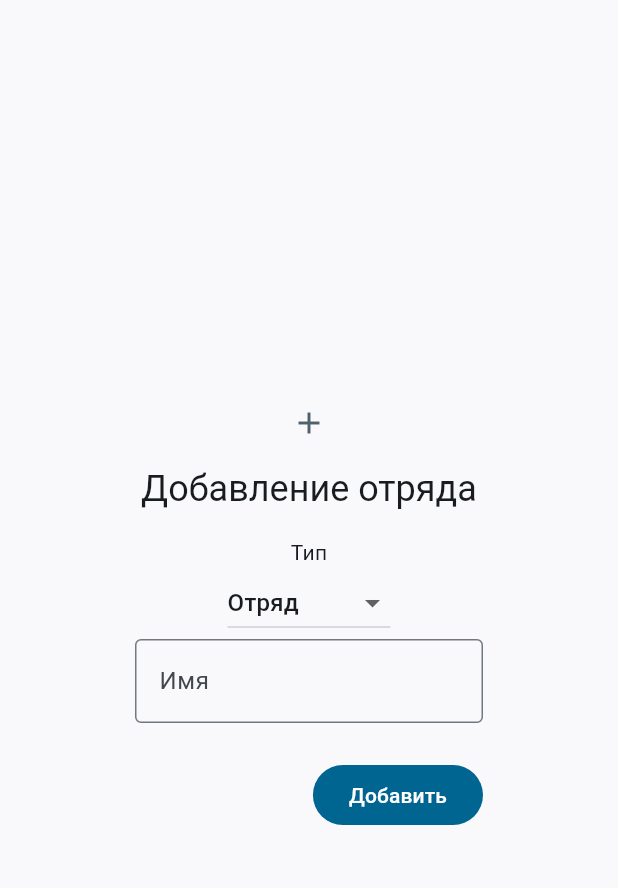
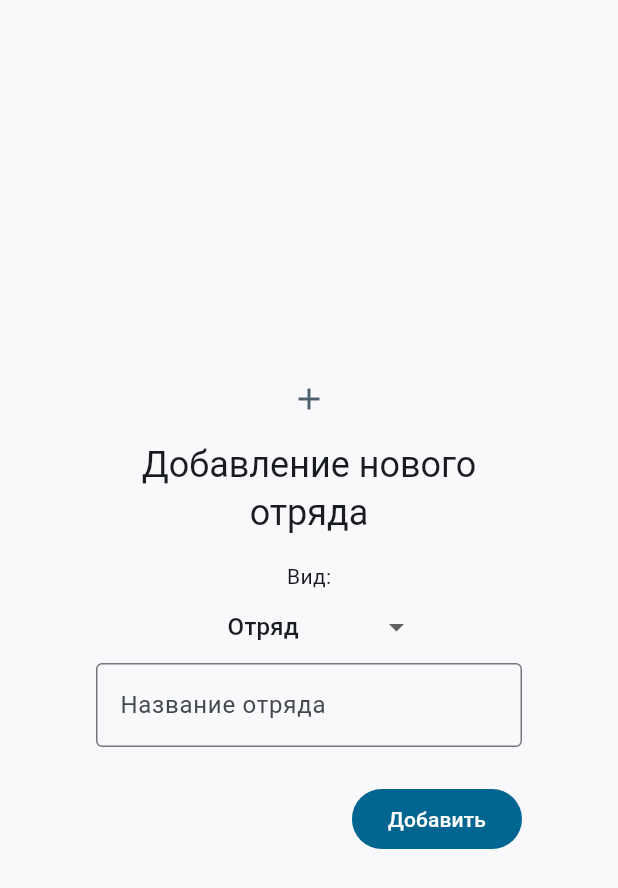
Before and after one commit to pank-su/lab_gui_flutter, a Flutter app: the AddTopologyDialog widget shown alone on an empty page, opened directly, on a phone screen of 412 x 824 dp. Shown: the top 888 px of the screen. Run offline on Flutter 3.47's test engine with Material 2 defaults, Android fonts, the phone set to English and light mode, and no system bars; our stand-ins replace flutter_map, latlong2, responsive_grid, shared_preferences, syncfusion_flutter_datagrid; missing offline and left inert: context_menus, dart:html, flutter_fancy_tree_view, osm_nominatim, side_sheet_material3, syncfusion_flutter_core and 1 more; accounts and stored records are empty; network calls fail.

Commit message:
Исправления

```diff
--- a/lib/models/base_model.dart
+++ b/lib/models/base_model.dart
@@ -1,4 +1,10 @@
-enum BaseModelsTypes { order, family, genus, kind, father }
+enum BaseModelsTypes {
+  father,
+  order,
+  family,
+  genus,
+  kind,
+}
 
 /// Класс который работает с топологией
 /// [id] - идентификатор
@@ -11,12 +17,16 @@ class BaseModel {
   BaseModelsTypes type;
   BaseModel? parent;
 
-  BaseModel({required this.id, required this.name, required this.type, this.parent});
+  BaseModel(
+      {required this.id, required this.name, required this.type, this.parent});
 
   factory BaseModel.fromJson(Map<String, dynamic> json, BaseModelsTypes type,
       {BaseModel? parent}) {
     return BaseModel(
-        id: json['id'] as int, name: json['name'] as String?, type: type, parent: parent);
+        id: json['id'] as int,
+        name: json['name'] as String?,
+        type: type,
+        parent: parent);
   }
 
   Map<String, dynamic> toJson() {
@@ -27,11 +37,11 @@ class BaseModel {
   }
 
   /// Получение списка топологии
-  List<String> getFullTopology(){
+  List<String> getFullTopology() {
     var first = this;
     List<String> topology = List.empty(growable: true);
     topology.add(first.name ?? "");
-    while (first.parent != null){
+    while (first.parent != null) {
       first = first.parent!;
       topology.add(first.name ?? "");
     }
@@ -41,10 +51,14 @@ class BaseModel {
 
   @override
   String toString() {
-     return "$id $name";
+    return "$id $name";
   }
 
-
   @override
-  bool operator ==(dynamic other) => other != null && other is BaseModel && other.type == type && other.id == id && other.name == name;
+  bool operator ==(dynamic other) =>
+      other != null &&
+      other is BaseModel &&
+      other.type == type &&
+      other.id == id &&
+      other.name == name;
 }
--- a/lib/screens/add_topology_dialog.dart
+++ b/lib/screens/add_topology_dialog.dart
@@ -1,3 +1,4 @@
+import 'package:dropdown_button2/dropdown_button2.dart';
 import 'package:flutter/material.dart';
 import 'package:lab_gui_flutter/models/base_model.dart';
 import 'package:lab_gui_flutter/repository.dart';
@@ -15,10 +16,10 @@ const Map<String, BaseModelsTypes> topologyNameToBaseModel = {
 };
 
 const Map<BaseModelsTypes, String> baseModelToTopologyName = {
-  BaseModelsTypes.order: "Семейство",
-  BaseModelsTypes.family: "Род",
-  BaseModelsTypes.genus: 'Вид',
-  // BaseModelsTypes.kind: 'Вид'
+  BaseModelsTypes.order: "Отряд",
+  BaseModelsTypes.family: "Семейств",
+  BaseModelsTypes.genus: 'Род',
+  BaseModelsTypes.kind: 'Вид'
 };
 
 class AddTopologyDialog extends StatefulWidget {
@@ -29,182 +30,56 @@ class AddTopologyDialog extends StatefulWidget {
   State<AddTopologyDialog> createState() => _AddTopologyDialogState();
 }
 
-// TODO ПЕРЕДЕЛАТЬ ЛОГИКУ ВЫБОРА, ЛУЧШЕ ИСПОЛЬЗОВАТЬ ТО ЧТО В ЭКРАНЕ ТОПОЛОГИИ
+// ПЕРЕДЕЛАТЬ ЛОГИКУ ВЫБОРА, ЛУЧШЕ ИСПОЛЬЗОВАТЬ ТО ЧТО В ЭКРАНЕ ТОПОЛОГИИ
 class _AddTopologyDialogState extends State<AddTopologyDialog> {
-  String selectedTopology = topology.first;
-  TextEditingController nameController = TextEditingController();
-  var orders = <BaseModel>[];
-  BaseModel? order;
-  var families = <BaseModel>[];
-  BaseModel? family;
-  var genuses = <BaseModel>[];
-  BaseModel? genus;
-  // var kinds = <BaseModel>[];
-  // BaseModel? kind;
+  BaseModelsTypes type = BaseModelsTypes.order;
 
-  Future<void> getInfo() async {
-    selectedTopology =
-        baseModelToTopologyName[widget.selectedBaseModel?.type] ??
-            topology.first;
-
-    if (widget.selectedBaseModel?.type == BaseModelsTypes.order) {
-      order = widget.selectedBaseModel;
-    }
-    if (widget.selectedBaseModel?.type == BaseModelsTypes.family) {
-      family = widget.selectedBaseModel;
-      order = family?.parent;
-      return;
-    }
-    if (widget.selectedBaseModel?.type == BaseModelsTypes.genus) {
-      genus = widget.selectedBaseModel;
-      family = genus?.parent;
-      order = family?.parent;
-      return;
-    }
-    setState(() {
-      order = order;
-    });
-  }
-
-  Future<void> loadFathers() async {
-    orders = await getOrders();
-    if (order != null) {
-      families = await getFamiliesById(order!);
-      if (family != null) {
-        genuses = await getGenusesById(family!);
-        genus = genuses[0];
-      } else {
-        family = families[0];
-      }
-    } else {
-      order = orders[0];
-    }
-    setState(() {
-      orders = orders.toList();
-    });
-  }
+  final nameController = TextEditingController();
 
   @override
   void initState() {
-    getInfo();
-    loadFathers();
+    type =
+        BaseModelsTypes.values[(widget.selectedBaseModel?.type.index ?? 0) + 1];
     super.initState();
   }
 
   @override
   Widget build(BuildContext context) {
     var appState = Provider.of<MyAppState>(context, listen: false);
+    String title = baseModelToTopologyName[type]?.toLowerCase() ?? "";
     return AlertDialog(
-      title: Text("Добавление ${selectedTopology.toLowerCase()}а"),
+      title: Text("Добавление нового ${title}а"),
       icon: const Icon(Icons.add),
       content: Column(mainAxisSize: MainAxisSize.min, children: [
-        const Text("Тип"),
-        DropdownButton<String>(
-            value: selectedTopology,
-            items: topology
-                .map<DropdownMenuItem<String>>(
-                    (e) => DropdownMenuItem(value: e, child: Text(e)))
-                .toList(),
-            onChanged: (value) async {
-              loadFathers();
-              setState(() {
-                selectedTopology = value ?? " ";
-              });
-            }),
-        getFatherEditors(),
+        const Text("Вид:"),
+        DropdownButtonHideUnderline(
+            child: DropdownButton2<BaseModelsTypes>(
+          value: type,
+          onChanged: (BaseModelsTypes? value) {
+            setState(() {
+              type = value ?? BaseModelsTypes.order;
+            });
+          },
+          items: baseModelToTopologyName.keys
+              .map((e) => DropdownMenuItem<BaseModelsTypes>(
+                    value: e,
+                    child: Text(e == BaseModelsTypes.family
+                        ? "${baseModelToTopologyName[e]!}о"
+                        : baseModelToTopologyName[e]!),
+                  ))
+              .toList(),
+        )),
+        LayoutBuilder(builder: (context, contrants) {
+          return SizedBox();
+        }),
         TextField(
-          decoration: const InputDecoration(
-              border: OutlineInputBorder(), label: Text("Имя")),
+          decoration: InputDecoration(
+              border: const OutlineInputBorder(),
+              label: Text("Название ${title}а")),
           controller: nameController,
         ),
       ]),
-      actions: [
-        FilledButton(
-            onPressed: () {
-              var parentId = -1;
-              parentId = genus?.id ?? -1;
-              parentId = family?.id ?? -1;
-              parentId = order?.id ?? -1;
-              addBaseModel(topologyNameToBaseModel[selectedTopology]!, parentId,
-                  nameController.text, appState.token ?? "");
-            },
-            child: const Text("Добавить"))
-      ],
-    );
-  }
-
-  Widget getFatherEditors() {
-    if (selectedTopology == topology.first) {
-      return Container();
-    }
-    var children = [
-      Column(
-        children: [
-          const Text("Отряд"),
-          DropdownButton<BaseModel>(
-              value: order ?? orders[0],
-              items: orders
-                  .where((element) => element.name != null)
-                  .map<DropdownMenuItem<BaseModel>>(
-                      (e) => DropdownMenuItem(value: e, child: Text(e.name!)))
-                  .toList(),
-              onChanged: (value) {
-                if (value != null) {
-                  setState(() {
-                    order = value;
-                  });
-                  //loadFathers();
-                }
-              })
-        ],
-      )
-    ];
-    if (topology.indexOf(selectedTopology) >= 2) {
-      children.add(Column(
-        children: [
-          const Text("Семейство"),
-          DropdownButton<BaseModel>(
-              value: family!,
-              items: families
-                  .where((element) => element.name != null)
-                  .map<DropdownMenuItem<BaseModel>>(
-                      (e) => DropdownMenuItem(value: e, child: Text(e.name!)))
-                  .toList(),
-              onChanged: (value) {
-                if (value != null) {
-                  setState(() {
-                    family = value;
-                  });
-                  //loadFathers();
-                }
-              })
-        ],
-      ));
-    }
-    if (topology.indexOf(selectedTopology) == 3) {
-      children.add(Column(
-        children: [
-          const Text("Род"),
-          DropdownButton<BaseModel>(
-              value: genus!,
-              items: genuses
-                  .where((element) => element.name != null)
-                  .map<DropdownMenuItem<BaseModel>>(
-                      (e) => DropdownMenuItem(value: e, child: Text(e.name!)))
-                  .toList(),
-              onChanged: (value) {
-                if (value != null) {
-                  setState(() {
-                    genus = value;
-                  });
-                  //loadFathers();
-                }
-              })
-        ],
-      ));
-    }
-    return Column(
-      children: children,
+      actions: [FilledButton(onPressed: () {}, child: const Text("Добавить"))],
     );
   }
 }
--- a/lib/screens/collection_page.dart
+++ b/lib/screens/collection_page.dart
@@ -256,11 +256,12 @@ class _CollectionPageState extends State<CollectionPage> {
         break;
     }
     // Здесь необходим LayoutBuilder,
-    //  потому что иначе flutter не видит обновлений и не хочет обновлять таблицу
+    // потому что иначе flutter не видит обновлений и не хочет обновлять таблицу
+    // при изменении размеров окна
     return LayoutBuilder(builder: (context, constraints) {
       return ContextMenuOverlay(
           child: ClipRRect(
-              borderRadius: BorderRadius.circular(12),
+              borderRadius: BorderRadius.circular(0),
               child: SfDataGridTheme(
                   data: SfDataGridThemeData(
                       headerColor: theme.colorScheme.primaryContainer,
--- a/pubspec.yaml
+++ b/pubspec.yaml
@@ -17,12 +17,14 @@ dependencies:
   syncfusion_flutter_datagrid: ^21.2.4
   syncfusion_flutter_core: ^21.2.4
   flutter_fancy_tree_view: ^1.1.1
-  flutter_session_manager: ^1.0.3
   flutter_map: ^4.0.0
   latlong2: ^0.8.1
   osm_nominatim: ^2.0.1
   context_menus: ^1.0.2
   responsive_grid: ^2.3.0
+  syncfusion_localizations: ^21.2.4
+  shared_preferences: ^2.1.2
+  dropdown_button2: ^2.1.2
   flutter_localizations:
     sdk: flutter
 
```
Also changed, not shown: lib/main.dart (+5 -2 lines), lib/my_app_state.dart (+7 -4 lines), lib/screens/topology_page.dart (+18 -15 lines), pubspec.lock.
